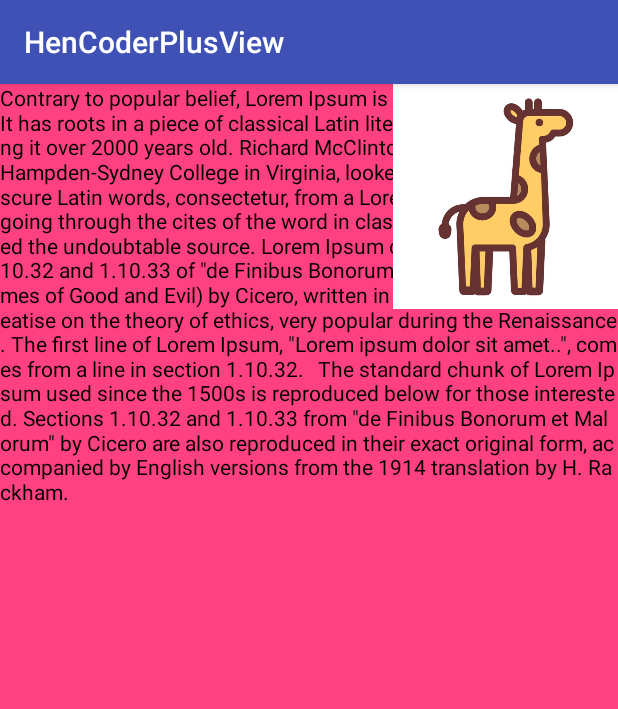
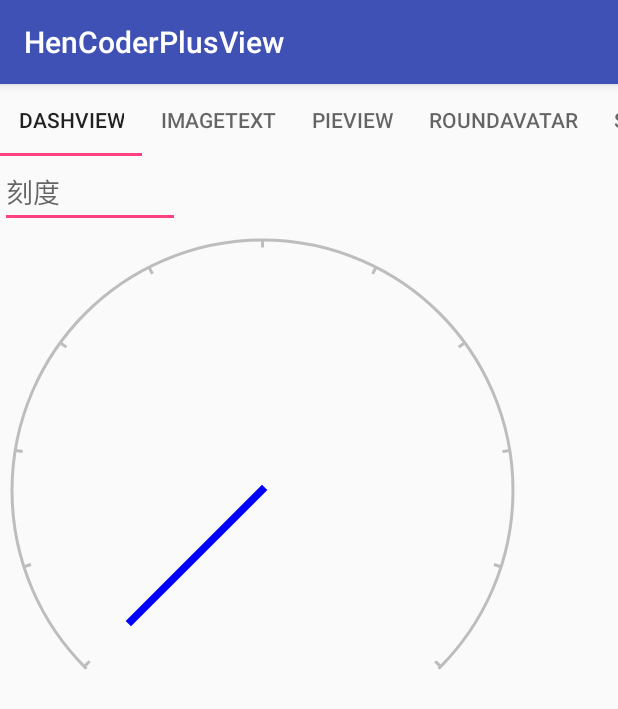
Before and after one commit to CherryLover/HenCoderPlusView, an Android app: the screen it shows after launch (MainActivity), on a phone screen of 412 x 824 dp. Shown: the top 709 px of the screen. Run offline under Robolectric (Android 15) with nearby library versions, the phone set to English and light mode, and no system bars.

Commit message:
1. 将多个独立的自定义 View demo 整合为一个自定义 View 项目的 demo

```diff
--- a/app/build.gradle
+++ b/app/build.gradle
@@ -22,6 +22,8 @@ dependencies {
     implementation fileTree(dir: 'libs', include: ['*.jar'])
     implementation 'com.android.support:appcompat-v7:27.1.1'
     implementation 'com.android.support.constraint:constraint-layout:1.1.2'
+    implementation 'com.android.support:support-v4:27.1.1'
+    compile 'com.android.support:design:27.1.1'
     testImplementation 'junit:junit:4.12'
     androidTestImplementation 'com.android.support.test:runner:1.0.2'
     androidTestImplementation 'com.android.support.test.espresso:espresso-core:3.0.2'
--- a/app/src/main/java/me/monster/hencoderplusview/MainActivity.java
+++ b/app/src/main/java/me/monster/hencoderplusview/MainActivity.java
@@ -1,46 +1,73 @@
 package me.monster.hencoderplusview;
 
 import android.os.Bundle;
+import android.support.annotation.NonNull;
+import android.support.design.widget.TabLayout;
+import android.support.v4.app.Fragment;
+import android.support.v4.app.FragmentPagerAdapter;
+import android.support.v4.view.ViewPager;
 import android.support.v7.app.AppCompatActivity;
-import android.view.KeyEvent;
-import android.view.inputmethod.EditorInfo;
-import android.widget.EditText;
-import android.widget.TextView;
 
-import me.monster.hencoderplusview.view.DashView;
-import me.monster.hencoderplusview.view.PieView;
-import me.monster.hencoderplusview.view.SportsView;
+import me.monster.hencoderplusview.fragment.DashFragment;
+import me.monster.hencoderplusview.fragment.ImageTextFragment;
+import me.monster.hencoderplusview.fragment.PieFragment;
+import me.monster.hencoderplusview.fragment.RoundAvatarFragment;
+import me.monster.hencoderplusview.fragment.SportFragment;
 
 /**
  * @author PVer
  */
 public class MainActivity extends AppCompatActivity {
 
-    private DashView mDashView;
-    private EditText etValue;
-    private SportsView spView;
-    private PieView mPieView;
-
-
     @Override
     protected void onCreate(Bundle savedInstanceState) {
         super.onCreate(savedInstanceState);
         setContentView(R.layout.activity_main);
 
-//        mDashView = findViewById(R.id.dash_board);
-        etValue = findViewById(R.id.et_value);
-//        spView = findViewById(R.id.dash_board);
+        TabLayout tbTabs = findViewById(R.id.tab_main);
+        ViewPager vpPager = findViewById(R.id.vp_main);
 
-        etValue.setOnEditorActionListener(new TextView.OnEditorActionListener() {
+        vpPager.setAdapter(new FragmentPagerAdapter(getSupportFragmentManager()) {
             @Override
-            public boolean onEditorAction(TextView v, int actionId, KeyEvent event) {
-                if (actionId == EditorInfo.IME_ACTION_DONE || actionId == EditorInfo.IME_ACTION_NEXT) {
-                    String strEtValue = etValue.getText().toString().trim();
-//                    mDashView.setValue(Integer.parseInt(strEtValue));
-//                    spView.setValue(Integer.parseInt(strEtValue));
+            public Fragment getItem(int position) {
+                switch (position) {
+                    case 0:
+                        return DashFragment.newInstance();
+                    case 1:
+                        return ImageTextFragment.newInstance();
+                    case 2:
+                        return PieFragment.newInstance();
+                    case 3:
+                        return RoundAvatarFragment.newInstance();
+                    default:
+                        return SportFragment.newInstance();
                 }
-                return false;
+            }
+
+            @Override
+            public int getCount() {
+                return 5;
+            }
+
+            @NonNull
+            @Override
+            public CharSequence getPageTitle(int position) {
+                switch (position) {
+                    case 0:
+                        return getString(R.string.dash_title);
+                    case 1:
+                        return getString(R.string.image_text_title);
+                    case 2:
+                        return getString(R.string.pie_title);
+                    case 3:
+                        return getString(R.string.round_avatar_title);
+                    case 4:
+                        return getString(R.string.sport_title);
+                    default:
+                        return "";
+                }
             }
         });
+        tbTabs.setupWithViewPager(vpPager);
     }
 }
--- /dev/null
+++ b/app/src/main/java/me/monster/hencoderplusview/fragment/DashFragment.java
@@ -0,0 +1,64 @@
+package me.monster.hencoderplusview.fragment;
+
+import android.content.Context;
+import android.os.Bundle;
+import android.support.v4.app.Fragment;
+import android.view.KeyEvent;
+import android.view.LayoutInflater;
+import android.view.View;
+import android.view.ViewGroup;
+import android.view.inputmethod.EditorInfo;
+import android.widget.EditText;
+import android.widget.TextView;
+
+import me.monster.hencoderplusview.R;
+import me.monster.hencoderplusview.view.DashView;
+
+
+/**
+ * @author PVer
+ */
+public class DashFragment extends Fragment {
+
+    public DashFragment() {
+    }
+
+    public static DashFragment newInstance() {
+        return new DashFragment();
+    }
+    @Override
+    public void onAttach(Context context) {
+        super.onAttach(context);
+
+    }
+
+    @Override
+    public void onCreate(Bundle savedInstanceState) {
+        super.onCreate(savedInstanceState);
+
+    }
+
+    @Override
+    public View onCreateView(LayoutInflater inflater, ViewGroup container,
+                             Bundle savedInstanceState) {
+        View root =inflater.inflate(R.layout.fragment_dash, container, false);
+        final DashView dashView = root.findViewById(R.id.dash_test);
+        final EditText editText = root.findViewById(R.id.et_dash);
+        editText.setOnEditorActionListener(new TextView.OnEditorActionListener() {
+            @Override
+            public boolean onEditorAction(TextView v, int actionId, KeyEvent event) {
+                if (actionId == EditorInfo.IME_ACTION_DONE || actionId == EditorInfo.IME_ACTION_NEXT) {
+                    int number = Integer.parseInt(editText.getText().toString().trim());
+                    dashView.setValue(number);
+                }
+                return false;
+            }
+        });
+        return root;
+    }
+
+    @Override
+    public void onDetach() {
+        super.onDetach();
+    }
+}
--- /dev/null
+++ b/app/src/main/java/me/monster/hencoderplusview/fragment/ImageTextFragment.java
@@ -0,0 +1,45 @@
+package me.monster.hencoderplusview.fragment;
+
+import android.content.Context;
+import android.os.Bundle;
+import android.support.v4.app.Fragment;
+import android.view.LayoutInflater;
+import android.view.View;
+import android.view.ViewGroup;
+
+import me.monster.hencoderplusview.R;
+
+
+/**
+ * @author PVer
+ */
+public class ImageTextFragment extends Fragment {
+    public ImageTextFragment() {
+    }
+
+
+    public static ImageTextFragment newInstance() {
+        return new ImageTextFragment();
+    }
+
+    @Override
+    public void onAttach(Context context) {
+        super.onAttach(context);
+    }
+
+    @Override
+    public void onCreate(Bundle savedInstanceState) {
+        super.onCreate(savedInstanceState);
+    }
+
+    @Override
+    public View onCreateView(LayoutInflater inflater, ViewGroup container,
+                             Bundle savedInstanceState) {
+        return inflater.inflate(R.layout.fragment_image_text, container, false);
+    }
+
+    @Override
+    public void onDetach() {
+        super.onDetach();
+    }
+}
--- a/app/src/main/java/me/monster/hencoderplusview/view/ImageTextView.java
+++ b/app/src/main/java/me/monster/hencoderplusview/view/ImageTextView.java
@@ -7,7 +7,6 @@ import android.graphics.Canvas;
 import android.graphics.Paint;
 import android.support.annotation.Nullable;
 import android.util.AttributeSet;
-import android.util.Log;
 import android.view.View;
 
 import me.monster.hencoderplusview.R;
@@ -77,7 +76,6 @@ public class ImageTextView extends View {
     }
 
     private void getBitmap(int imageWidth) {
-        Log.e(TAG, "getBitmap: -----------");
         BitmapFactory.Options options = new BitmapFactory.Options();
         options.inJustDecodeBounds = true;
         options.inMutable = true;
@@ -86,6 +84,5 @@ public class ImageTextView extends View {
         options.inDensity = options.outWidth;
         options.inTargetDensity = imageWidth;
         mBitmap = BitmapFactory.decodeResource(getResources(), R.drawable.wx_avatat, options);
-        Log.e(TAG, "getBitmap: -----------");
     }
 }
--- a/app/src/main/res/layout/activity_main.xml
+++ b/app/src/main/res/layout/activity_main.xml
@@ -1,22 +1,21 @@
 <?xml version="1.0" encoding="utf-8"?>
 <LinearLayout xmlns:android="http://schemas.android.com/apk/res/android"
+    xmlns:app="http://schemas.android.com/apk/res-auto"
     xmlns:tools="http://schemas.android.com/tools"
     android:layout_width="match_parent"
     android:layout_height="match_parent"
-    android:background="@color/colorAccent"
     android:orientation="vertical"
     tools:context=".MainActivity">
 
-    <me.monster.hencoderplusview.view.ImageTextView
-        android:id="@+id/dash_board"
+    <android.support.design.widget.TabLayout
+        android:id="@+id/tab_main"
         android:layout_width="match_parent"
-        android:layout_height="350dp" />
+        android:layout_height="48dp"
+        app:tabMode="scrollable" />
 
-    <EditText
-        android:id="@+id/et_value"
-        android:layout_width="60dp"
-        android:layout_height="48dp"
-        android:inputType="number"
-        android:visibility="gone" />
+    <android.support.v4.view.ViewPager
+        android:id="@+id/vp_main"
+        android:layout_width="match_parent"
+        android:layout_height="match_parent" />
 
 </LinearLayout>
--- /dev/null
+++ b/app/src/main/res/layout/fragment_dash.xml
@@ -0,0 +1,21 @@
+<?xml version="1.0" encoding="utf-8"?>
+<LinearLayout xmlns:android="http://schemas.android.com/apk/res/android"
+    xmlns:tools="http://schemas.android.com/tools"
+    android:layout_width="match_parent"
+    android:layout_height="match_parent"
+    android:orientation="vertical"
+    tools:context=".fragment.DashFragment">
+
+    <EditText
+        android:id="@+id/et_dash"
+        android:layout_width="120dp"
+        android:layout_height="48dp"
+        android:hint="@string/dash_hint"
+        android:inputType="number" />
+
+    <me.monster.hencoderplusview.view.DashView
+        android:id="@+id/dash_test"
+        android:layout_width="350dp"
+        android:layout_height="350dp" />
+
+</LinearLayout>
--- a/app/src/main/res/values/strings.xml
+++ b/app/src/main/res/values/strings.xml
@@ -1,4 +1,14 @@
 <resources>
     <string name="app_name">HenCoderPlusView</string>
     <string name="test_text">Lorem ipsum dolor sit amet, consectetur adipiscing elit. Morbi condimentum metus ante, eu pretium nulla fringilla vitae. Sed commodo lorem in lacus aliquam, at finibus purus pretium. Vivamus sit amet consequat magna. Duis ac arcu ac arcu finibus egestas. Donec nec egestas magna. Vivamus purus quam, auctor eu aliquet vel, iaculis et dui. Quisque posuere ullamcorper ligula, id laoreet nibh venenatis non. Vivamus maximus felis sed ex interdum, a finibus magna interdum. Nam quis lectus tellus. Praesent sed suscipit risus. Mauris augue augue, consequat vitae lacinia at, convallis nec sem. Sed ac magna lacinia urna sollicitudin pharetra. Nullam at ipsum lobortis, feugiat tellus ac, ultrices risus. Nulla suscipit blandit nunc vel scelerisque. Praesent a elementum lectus.</string>
+
+    <!-- TODO: Remove or change this placeholder text -->
+    <string name="hello_blank_fragment">Hello blank fragment</string>
+    <string name="dash_hint">刻度</string>
+    <string name="sport_hint">百分比</string>
+    <string name="dash_title">DashView</string>
+    <string name="image_text_title">ImageText</string>
+    <string name="pie_title">PieView</string>
+    <string name="round_avatar_title">RoundAvatar</string>
+    <string name="sport_title">SportView</string>
 </resources>
```
Also changed, not shown: app/src/main/java/me/monster/hencoderplusview/fragment/PieFragment.java (added, +39 -0 lines), app/src/main/java/me/monster/hencoderplusview/fragment/RoundAvatarFragment.java (added, +43 -0 lines), app/src/main/java/me/monster/hencoderplusview/fragment/SportFragment.java (added, +63 -0 lines), app/src/main/res/layout/fragment_image_text.xml (added, +12 -0 lines), app/src/main/res/layout/fragment_pie.xml (added, +13 -0 lines), app/src/main/res/layout/fragment_round_avatar.xml (added, +13 -0 lines), app/src/main/res/layout/fragment_sport.xml (added, +21 -0 lines), 1 other file.
